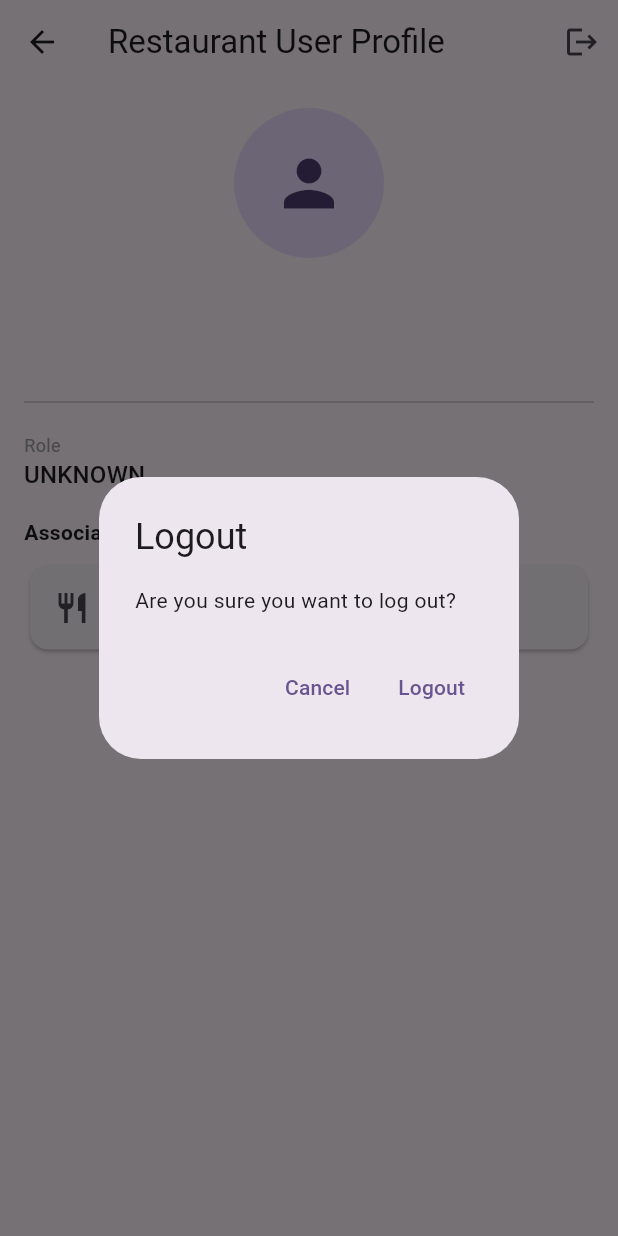
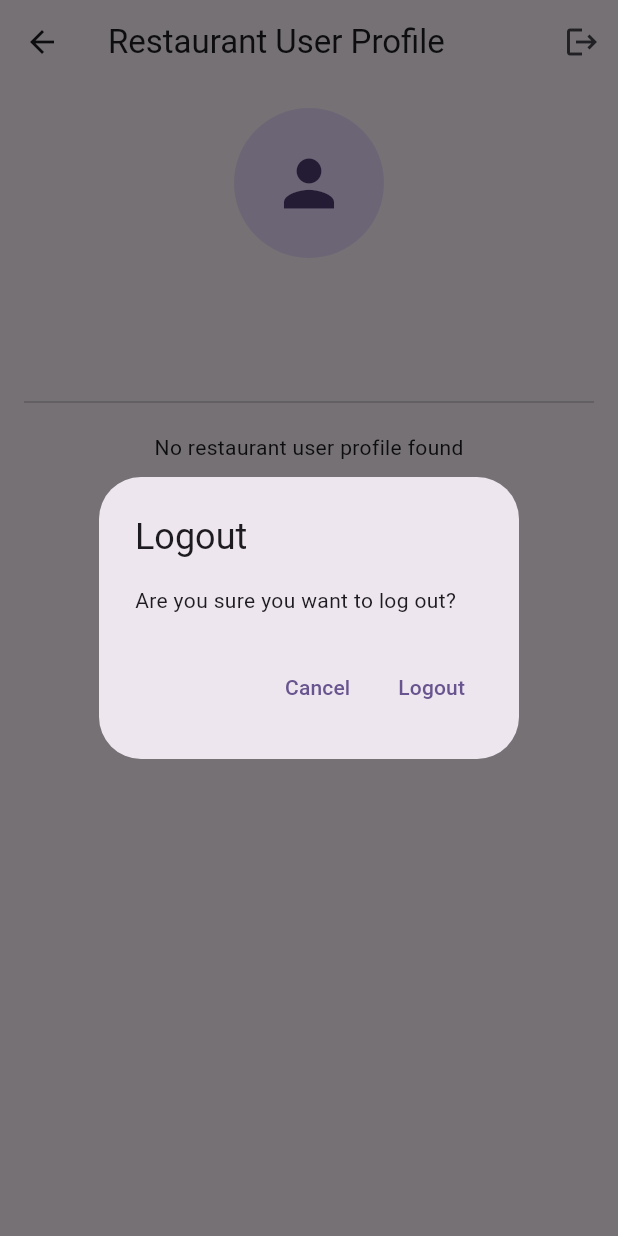
Before and after one commit to troya-tech/rodb-delivery-app, a Flutter app: the UserProfileScreen screen opened directly, after a tap on the "logout" icon, on a phone screen of 412 x 824 dp. Run offline on Flutter 3.47's test engine with Material 3 defaults, Android fonts, the light colour scheme and no system bars; our stand-ins replace equatable, firebase_auth, firebase_core, firebase_database, flutter_riverpod, google_sign_in; missing offline and left inert: menumia_flutter_partner_app; accounts and stored records are empty.

Commit message:
prod auht works

```diff
--- a/lib/features/restaurant-user-feature/application/restaurant_user_providers.dart
+++ b/lib/features/restaurant-user-feature/application/restaurant_user_providers.dart
@@ -10,15 +10,16 @@ final restaurantUserRepositoryProvider = Provider<RestaurantUserRepository>((ref
 });
 
 /// StreamProvider for a specific restaurant user
-final restaurantUserStreamProvider = StreamProvider.family<RestaurantUser?, String>((ref, uid) {
-  return ref.watch(restaurantUserRepositoryProvider).watchRestaurantUser(uid);
+/// StreamProvider for a specific restaurant user by email
+final restaurantUserStreamProvider = StreamProvider.family<RestaurantUser?, String>((ref, email) {
+  return ref.watch(restaurantUserRepositoryProvider).watchRestaurantUserByEmail(email);
 });
 
 /// Provider for the currently logged-in restaurant user data
 final currentRestaurantUserProvider = StreamProvider<RestaurantUser?>((ref) {
   final authUser = ref.watch(authStateProvider).value;
-  if (authUser == null) {
+  if (authUser == null || authUser.email == null) {
     return Stream.value(null);
   }
-  return ref.watch(restaurantUserRepositoryProvider).watchRestaurantUser(authUser.uid);
+  return ref.watch(restaurantUserRepositoryProvider).watchRestaurantUserByEmail(authUser.email!);
 });
--- a/lib/features/restaurant-user-feature/domain/restaurant_user_repository.dart
+++ b/lib/features/restaurant-user-feature/domain/restaurant_user_repository.dart
@@ -1,8 +1,8 @@
 import 'restaurant_user.dart';
 
 abstract class RestaurantUserRepository {
-  Future<RestaurantUser?> getRestaurantUser(String uid);
+  Future<RestaurantUser?> getRestaurantUserByEmail(String email);
   Future<void> saveRestaurantUser(RestaurantUser user);
-  Stream<RestaurantUser?> watchRestaurantUser(String uid);
+  Stream<RestaurantUser?> watchRestaurantUserByEmail(String email);
   Future<void> addRestaurantKey(String uid, String restaurantKey);
 }
--- a/lib/features/restaurant-user-feature/infrastructure/restaurant_user_service.dart
+++ b/lib/features/restaurant-user-feature/infrastructure/restaurant_user_service.dart
@@ -14,15 +14,26 @@ class RestaurantUserService implements RestaurantUserRepository {
   DatabaseReference get _dbRef => FirebaseDatabase.instance.ref('restaurantUsers');
 
   @override
-  Future<RestaurantUser?> getRestaurantUser(String uid) async {
+  Future<RestaurantUser?> getRestaurantUserByEmail(String email) async {
     final context = _logger.createContext();
-    _logger.info('Getting restaurant user: $uid', context);
+    _logger.info('Getting restaurant user by email: $email', context);
 
     try {
-      final snapshot = await _dbRef.child(uid).get();
+      final snapshot = await _dbRef.orderByChild('email').equalTo(email).get();
       if (!snapshot.exists) return null;
 
-      return _mapSnapshotToUser(uid, snapshot.value as Map<dynamic, dynamic>);
+      final value = snapshot.value;
+      if (value is Map) {
+        final entries = value.entries;
+        if (entries.isEmpty) return null;
+
+        final firstEntry = entries.first;
+        final key = firstEntry.key as String;
+        final userData = firstEntry.value as Map<dynamic, dynamic>;
+
+        return _mapSnapshotToUser(key, userData);
+      }
+      return null;
     } catch (e) {
       _logger.error('Failed to get restaurant user', e, null, context);
       return null;
@@ -30,11 +41,29 @@ class RestaurantUserService implements RestaurantUserRepository {
   }
 
   @override
-  Stream<RestaurantUser?> watchRestaurantUser(String uid) {
-    return _dbRef.child(uid).onValue.map((event) {
+  Stream<RestaurantUser?> watchRestaurantUserByEmail(String email) {
+    // Queries in Firebase return a Map where keys are the pushIDs/UIDs
+    // Since we are querying by email, we expect 0 or 1 result ideally.
+    final query = _dbRef.orderByChild('email').equalTo(email);
+
+    _logger.info('Watching restaurant user by email: $email');
+    return query.onValue.map((event) {
       final value = event.snapshot.value;
       if (value == null) return null;
-      return _mapSnapshotToUser(uid, value as Map<dynamic, dynamic>);
+
+      if (value is Map) {
+        // value is { "somePushId": { "email": "...", ... } }
+        final entries = value.entries;
+        if (entries.isEmpty) return null;
+
+        // Take the first match
+        final firstEntry = entries.first;
+        final key = firstEntry.key as String;
+        final userData = firstEntry.value as Map<dynamic, dynamic>;
+
+        return _mapSnapshotToUser(key, userData);
+      }
+      return null;
     });
   }
 
--- a/lib/features/restaurant-user-feature/presentation/user_profile_screen.dart
+++ b/lib/features/restaurant-user-feature/presentation/user_profile_screen.dart
@@ -2,12 +2,16 @@ import 'package:flutter/material.dart';
 import 'package:flutter_riverpod/flutter_riverpod.dart';
 import '../../auth-feature/application/auth_providers.dart';
 import '../application/restaurant_user_providers.dart';
+import '../../../utils/app_logger.dart';
 
 class UserProfileScreen extends ConsumerWidget {
+  static const _logger = AppLogger('UserProfileScreen');
+
   const UserProfileScreen({super.key});
 
   @override
   Widget build(BuildContext context, WidgetRef ref) {
+    _logger.debug('Building UserProfileScreen');
     final restaurantUserAsync = ref.watch(currentRestaurantUserProvider);
     final authUserAsync = ref.watch(authStateProvider);
 
@@ -48,10 +52,15 @@ class UserProfileScreen extends ConsumerWidget {
       ),
       body: authUserAsync.when(
         data: (authUser) {
-          if (authUser == null) return const Center(child: Text('Not authenticated'));
+          if (authUser == null) {
+            _logger.warning('User is not authenticated');
+            return const Center(child: Text('Not authenticated'));
+          }
+          _logger.data('Auth user loaded', authUser.uid);
 
           return restaurantUserAsync.when(
             data: (restaurantUser) {
+              _logger.data('Restaurant user loaded', restaurantUser?.uid);
               return SingleChildScrollView(
                 padding: const EdgeInsets.all(16.0),
                 child: Column(
@@ -109,11 +118,17 @@ class UserProfileScreen extends ConsumerWidget {
               );
             },
             loading: () => const Center(child: CircularProgressIndicator()),
-            error: (err, stack) => Center(child: Text('Error loading profile: $err')),
+            error: (err, stack) {
+              _logger.error('Error loading restaurant user profile', err, stack);
+              return Center(child: Text('Error loading profile: $err'));
+            },
           );
         },
         loading: () => const Center(child: CircularProgressIndicator()),
-        error: (err, stack) => Center(child: Text('Auth Error: $err')),
+        error: (err, stack) {
+          _logger.error('Error loading auth state', err, stack);
+          return Center(child: Text('Auth Error: $err'));
+        },
       ),
     );
   }
```
Also changed, not shown: lib/features/auth-feature/infrastructure/auth_service.dart (+103 -80 lines), lib/main.dart (+6 -1 lines), lib/utils/app_logger.dart (+14 -14 lines), 4 other files.
